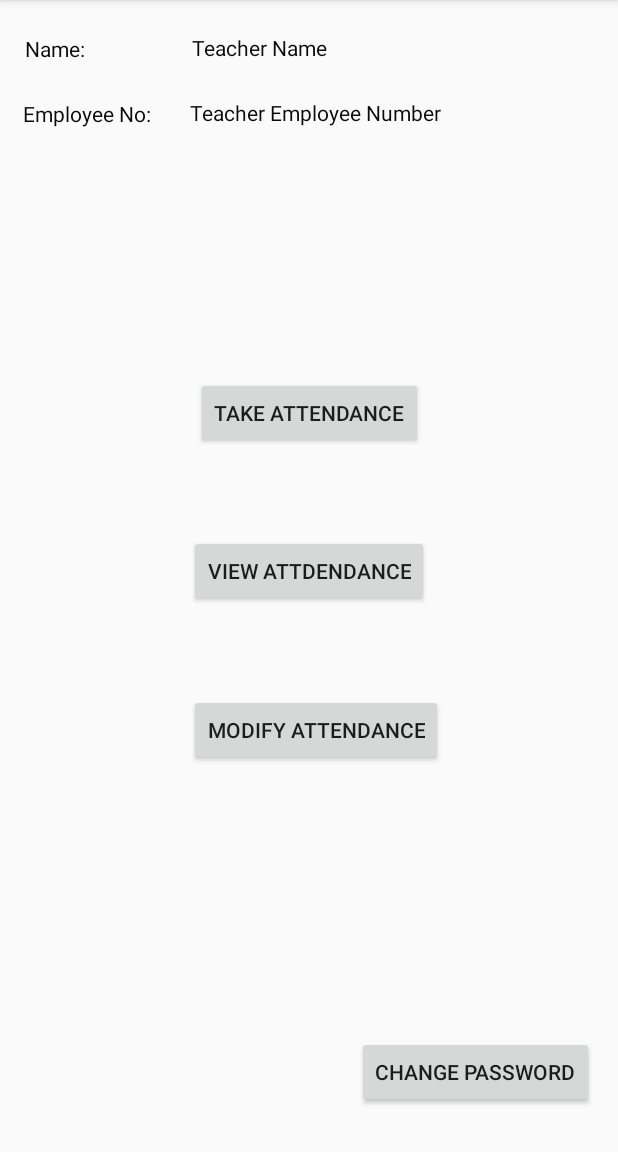
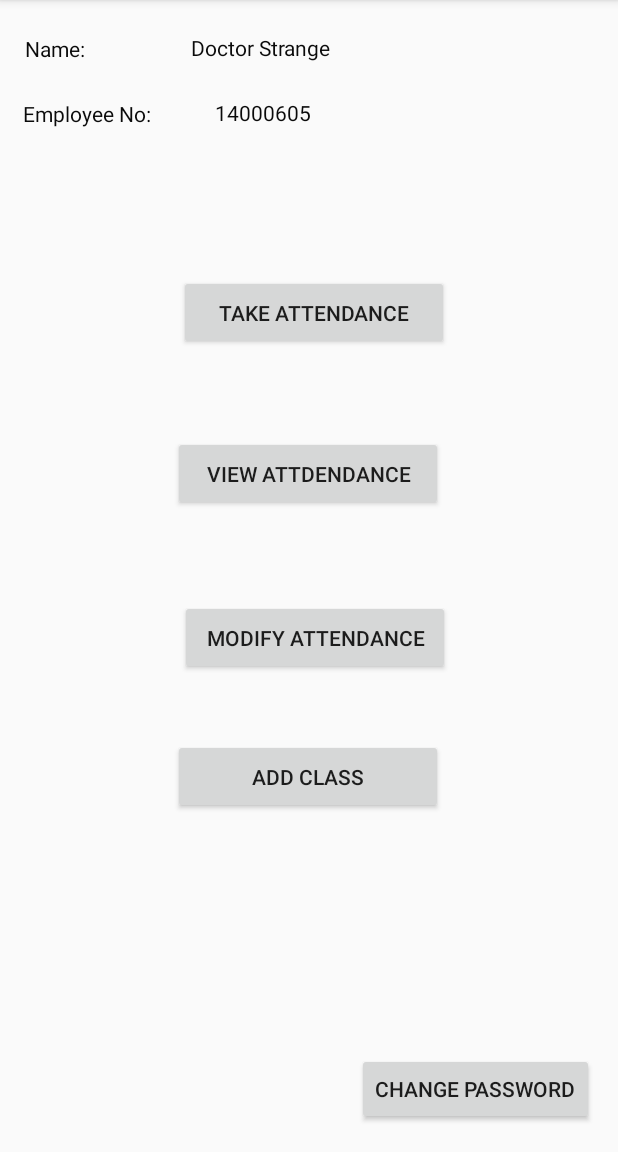
Before and after one commit to RAvengineer/AttVIT, an Android app: the TeacherLandingPage screen opened directly, with no data from a screen before it, on a phone screen of 412 x 824 dp, the part 84-1236 px from its top. Run offline under Robolectric (Android 15) with nearby library versions, the phone set to English and light mode, and no system bars.

Commit message:
Module Added: Teacher Add Class

```diff
--- a/app/src/main/AndroidManifest.xml
+++ b/app/src/main/AndroidManifest.xml
@@ -9,7 +9,8 @@
         android:roundIcon="@mipmap/ic_launcher_round"
         android:supportsRtl="true"
         android:theme="@style/AppTheme">
-        <activity android:name=".TeacherLandingPage"></activity>
+        <activity android:name=".AddClassActivity"></activity>
+        <activity android:name=".TeacherLandingPage" />
         <activity android:name=".UserLoginActivity" />
         <activity android:name=".StudentLandingPage" />
         <activity android:name=".ChooseUserType" />
--- a/app/src/main/java/com/example/attvit/TeacherLandingPage.java
+++ b/app/src/main/java/com/example/attvit/TeacherLandingPage.java
@@ -5,6 +5,7 @@ import androidx.appcompat.app.AppCompatActivity;
 import android.content.Intent;
 import android.content.SharedPreferences;
 import android.os.Bundle;
+import android.util.Log;
 import android.view.View;
 import android.widget.Button;
 import android.widget.TextView;
@@ -12,7 +13,7 @@ import android.widget.TextView;
 public class TeacherLandingPage extends AppCompatActivity {
 
     TextView tvName, tvEmpNo;
-    Button btnTA, btnVA, btnMA, btnCPwd;
+    Button btnTA, btnVA, btnMA, btnCPwd, btnAddClass;
 
     public SharedPreferences userDetails;
 
@@ -21,6 +22,8 @@ public class TeacherLandingPage extends AppCompatActivity {
         super.onCreate(savedInstanceState);
         setContentView(R.layout.activity_teacher_landing_page);
 
+        userDetails = getSharedPreferences("UserDetails",MODE_PRIVATE);
+
         initializeComponents();
         executeListeners();
     }
@@ -28,6 +31,7 @@ public class TeacherLandingPage extends AppCompatActivity {
     // <editor-fold default="collapsed" desc="initializeComponents">
     private void initializeComponents() {
         tvName = findViewById(R.id.tvName);
+        Log.d("User name Teacher",userDetails.getString("user_name","Doctor Strange"));
         tvName.setText(userDetails.getString("user_name","Doctor Strange"));
         tvEmpNo = findViewById(R.id.tvEno);
         tvEmpNo.setText(userDetails.getString("user_id","14000605"));
@@ -36,6 +40,7 @@ public class TeacherLandingPage extends AppCompatActivity {
         btnTA = findViewById(R.id.btnTakeAttd);
         btnVA = findViewById(R.id.btnViewAttd);
         btnMA = findViewById(R.id.btnModifyAttd);
+        btnAddClass = findViewById(R.id.btnAddClass);
     }
     // </editor-fold>
 
@@ -75,6 +80,14 @@ public class TeacherLandingPage extends AppCompatActivity {
 
             }
         });
+        btnAddClass.setOnClickListener(new View.OnClickListener() {
+            @Override
+            public void onClick(View v) {
+                Intent intent = new Intent(getApplicationContext(),AddClassActivity.class);
+                startActivity(intent);
+                finish();
+            }
+        });
 
     }
     // </editor-fold>
--- a/app/src/main/java/com/example/attvit/UserLoginActivity.java
+++ b/app/src/main/java/com/example/attvit/UserLoginActivity.java
@@ -109,7 +109,7 @@ public class UserLoginActivity extends AppCompatActivity {
             Intent homeIntent = new Intent(UserLoginActivity.this, StudentLandingPage.class);
             startActivity(homeIntent);
         }else{
-            Intent homeIntent = new Intent(UserLoginActivity.this, StudentLandingPage.class);
+            Intent homeIntent = new Intent(UserLoginActivity.this, TeacherLandingPage.class);
             startActivity(homeIntent);
         }
         finish();
--- a/app/src/main/res/layout/activity_teacher_landing_page.xml
+++ b/app/src/main/res/layout/activity_teacher_landing_page.xml
@@ -60,25 +60,27 @@
 
     <Button
         android:id="@+id/btnTakeAttd"
-        android:layout_width="wrap_content"
-        android:layout_height="wrap_content"
+        android:layout_width="180dp"
+        android:layout_height="50dp"
         android:text="Take Attendance"
         app:layout_constraintBottom_toBottomOf="parent"
         app:layout_constraintEnd_toEndOf="parent"
+        app:layout_constraintHorizontal_bias="0.513"
         app:layout_constraintStart_toStartOf="parent"
         app:layout_constraintTop_toBottomOf="@+id/tvEno"
-        app:layout_constraintVertical_bias="0.262" />
+        app:layout_constraintVertical_bias="0.156" />
 
     <Button
         android:id="@+id/btnViewAttd"
-        android:layout_width="wrap_content"
-        android:layout_height="wrap_content"
+        android:layout_width="180dp"
+        android:layout_height="50dp"
         android:text="View Attdendance"
         app:layout_constraintBottom_toBottomOf="parent"
         app:layout_constraintEnd_toEndOf="parent"
+        app:layout_constraintHorizontal_bias="0.497"
         app:layout_constraintStart_toStartOf="parent"
         app:layout_constraintTop_toBottomOf="@+id/btnTakeAttd"
-        app:layout_constraintVertical_bias="0.136" />
+        app:layout_constraintVertical_bias="0.118" />
 
     <Button
         android:id="@+id/btnChangePwd"
@@ -89,19 +91,31 @@
         app:layout_constraintEnd_toEndOf="parent"
         app:layout_constraintHorizontal_bias="0.936"
         app:layout_constraintStart_toStartOf="parent"
-        app:layout_constraintTop_toBottomOf="@+id/btnModifyAttd"
-        app:layout_constraintVertical_bias="0.859" />
+        app:layout_constraintTop_toBottomOf="@+id/btnAddClass"
+        app:layout_constraintVertical_bias="0.898" />
 
     <Button
         android:id="@+id/btnModifyAttd"
-        android:layout_width="wrap_content"
-        android:layout_height="wrap_content"
+        android:layout_width="180dp"
+        android:layout_height="50dp"
         android:text="Modify Attendance"
         app:layout_constraintBottom_toBottomOf="parent"
         app:layout_constraintEnd_toEndOf="parent"
         app:layout_constraintHorizontal_bias="0.518"
         app:layout_constraintStart_toStartOf="parent"
         app:layout_constraintTop_toBottomOf="@+id/btnViewAttd"
-        app:layout_constraintVertical_bias="0.183" />
+        app:layout_constraintVertical_bias="0.158" />
+
+    <Button
+        android:id="@+id/btnAddClass"
+        android:layout_width="180dp"
+        android:layout_height="50dp"
+        android:text="Add Class"
+        app:layout_constraintBottom_toBottomOf="parent"
+        app:layout_constraintEnd_toEndOf="parent"
+        app:layout_constraintHorizontal_bias="0.498"
+        app:layout_constraintStart_toStartOf="parent"
+        app:layout_constraintTop_toBottomOf="@+id/btnModifyAttd"
+        app:layout_constraintVertical_bias="0.159" />
 
 </androidx.constraintlayout.widget.ConstraintLayout>
```
Also changed, not shown: app/src/main/java/com/example/attvit/AddClassActivity.java (added, +86 -0 lines), app/src/main/java/com/example/attvit/DatabaseHelper/DatabaseHelper.java (added, +116 -0 lines), app/src/main/res/layout/activity_add_class.xml (added, +121 -0 lines).
